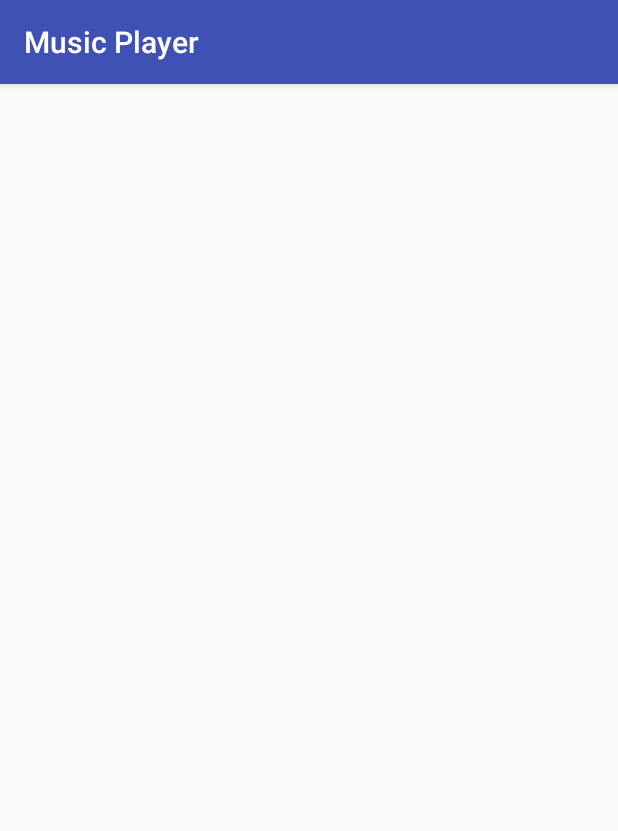
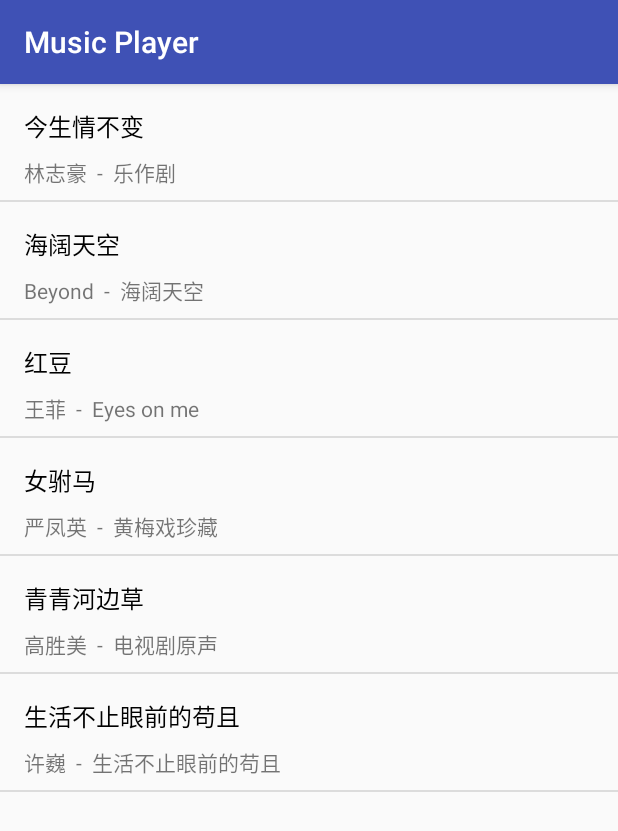
Before and after one commit to roymustangnet/Ud_Android_homework4_MusicPlayer, an Android app: the screen it shows after launch (MainActivity), on a phone screen of 412 x 824 dp. Shown: the top 831 px of the screen. Run offline under Robolectric (Android 15) with nearby library versions, the phone set to English and light mode, and no system bars.

Commit message:
add some data

```diff
--- a/app/src/main/java/com/example/android/musicplayer/MainActivity.java
+++ b/app/src/main/java/com/example/android/musicplayer/MainActivity.java
@@ -14,9 +14,9 @@ public class MainActivity extends AppCompatActivity {
         setContentView(R.layout.activity_main);
 
         ArrayList<MusicItem> musics = new ArrayList<MusicItem>();
-        String[] musicnames = {};
-        String[] singers = {};
-        String[] albums = {};
+        String[] musicnames = {"今生情不变","海阔天空","红豆","女驸马","青青河边草","生活不止眼前的苟且"};
+        String[] singers = {"林志豪","Beyond","王菲","严凤英","高胜美","许巍"};
+        String[] albums = {"乐作剧","海阔天空","Eyes on me","黄梅戏珍藏","电视剧原声","生活不止眼前的苟且"};
 //        musics.add(new MusicItem(""))
         for(int i = 0; i < musicnames.length; i++){
             musics.add(new MusicItem(musicnames[i],
--- a/app/src/main/res/layout/music_item.xml
+++ b/app/src/main/res/layout/music_item.xml
@@ -18,7 +18,8 @@
         android:layout_width="match_parent"
         android:layout_height="wrap_content"
         android:paddingLeft="@dimen/musicinfo_leftpadding"
-        android:paddingTop="@dimen/musicinfo_toppadding">
+        android:paddingTop="@dimen/musicinfo_toppadding"
+        android:paddingBottom="@dimen/musicinfo_bottompadding">
         <TextView
             android:id="@+id/singer"
             tools:text="赵雷"
@@ -27,7 +28,7 @@
             android:textSize="@dimen/musicinfo_textsize"
             />
         <TextView
-            android:text="-"
+            android:text="  -  "
             android:layout_width="wrap_content"
             android:layout_height="wrap_content"
             android:textSize="@dimen/musicinfo_textsize"/>
--- a/app/src/main/res/values/dimens.xml
+++ b/app/src/main/res/values/dimens.xml
@@ -4,6 +4,7 @@
     <dimen name="textview_toppadding">16dp</dimen>
     <dimen name="musicinfo_leftpadding">16dp</dimen>
     <dimen name="musicinfo_toppadding">8dp</dimen>
+    <dimen name="musicinfo_bottompadding">8dp</dimen>
     <dimen name="music_textsize">16sp</dimen>
     <dimen name="musicinfo_textsize">14sp</dimen>
 </resources>
```
